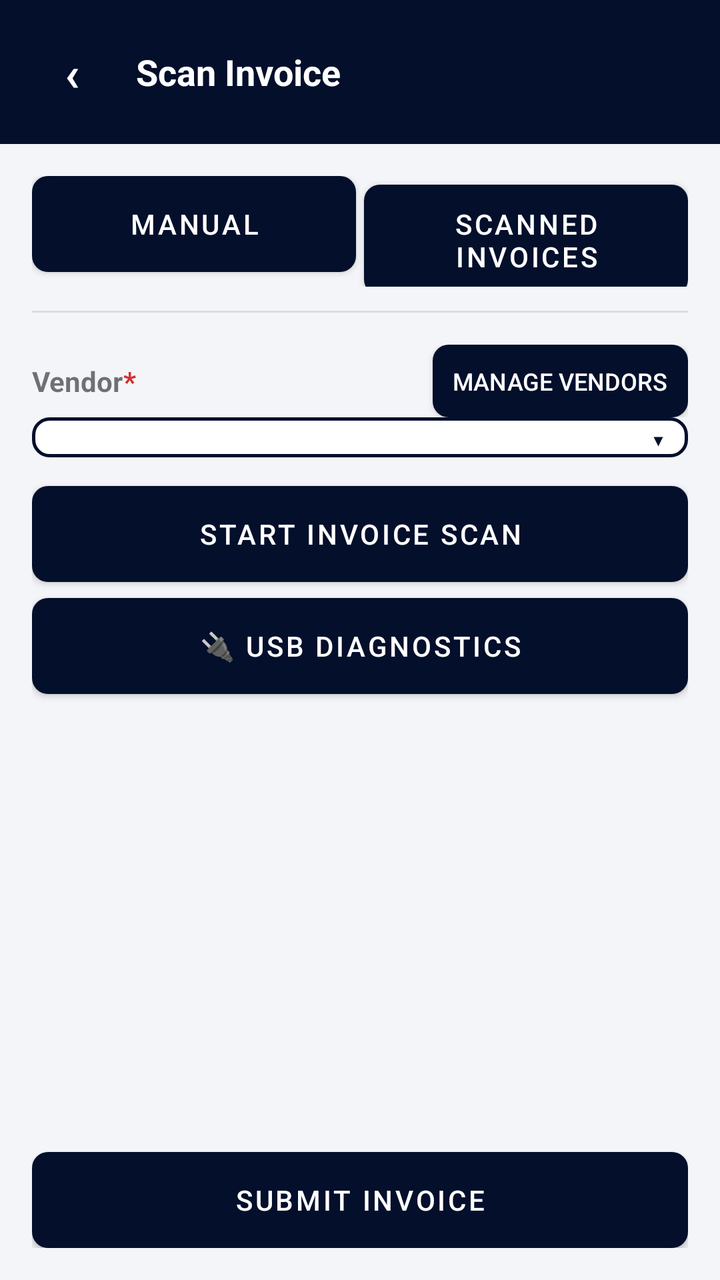
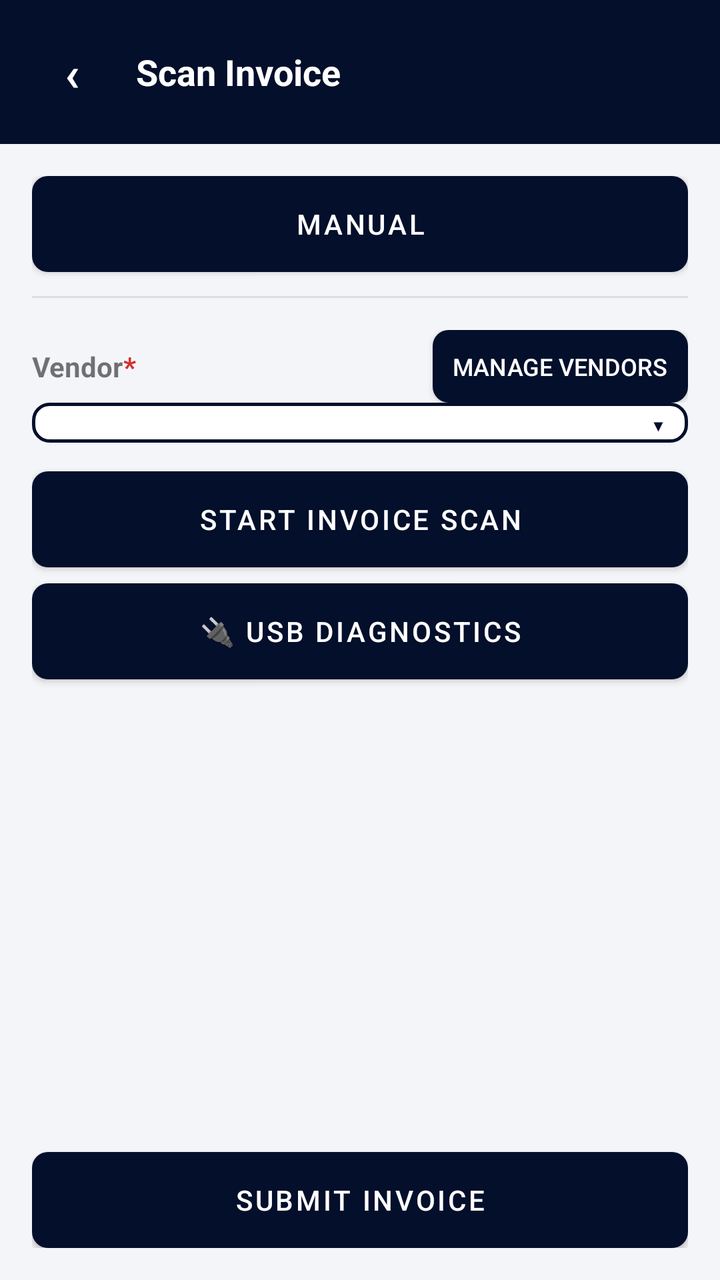

Compare the two renders of this Android layout. The source of the first and the diff that turns it into the second are given below.
<!-- AndroidManifest.xml: activity theme Theme.InvoiceScanner -->
<!-- res/layout/activity_scan.xml -->
<?xml version="1.0" encoding="utf-8"?>
<LinearLayout xmlns:android="http://schemas.android.com/apk/res/android"
    xmlns:tools="http://schemas.android.com/tools"
    android:layout_width="match_parent"
    android:layout_height="match_parent"
    android:orientation="vertical"
    android:background="@color/screen_background">

    <LinearLayout
        android:layout_width="match_parent"
        android:layout_height="wrap_content"
        android:orientation="horizontal"
        android:gravity="center_vertical"
        android:background="@color/purple_primary"
        android:padding="12dp">
        <TextView
            android:id="@+id/textBack"
            android:layout_width="wrap_content"
            android:layout_height="wrap_content"
            android:minWidth="48dp"
            android:minHeight="48dp"
            android:gravity="center"
            android:text="&#8249;"
            android:textColor="@color/white"
            android:textStyle="bold"
            android:textSize="24sp"
            android:clickable="true"
            android:focusable="true" />
        <TextView
            android:layout_width="0dp"
            android:layout_height="wrap_content"
            android:layout_weight="1"
            android:text="Scan Invoice"
            android:textStyle="bold"
            android:textSize="18sp"
            android:textColor="@color/white"
            android:layout_marginStart="8dp" />
    </LinearLayout>

    <LinearLayout
        android:layout_width="match_parent"
        android:layout_height="0dp"
        android:layout_weight="1"
        android:orientation="vertical"
        android:padding="16dp">

    
    <LinearLayout
        android:layout_width="match_parent"
        android:layout_height="wrap_content"
        android:orientation="horizontal">
        <Button
            android:id="@+id/buttonModeManual"
            android:layout_width="0dp"
            android:layout_height="wrap_content"
            android:layout_weight="1"
            android:layout_marginEnd="4dp"
            android:text="Manual"
            android:background="@drawable/bg_button_muted"
            android:textColor="@color/white" />
        
        <Button
            android:id="@+id/linkScannedInvoices"
            android:layout_width="0dp"
            android:layout_height="wrap_content"
            android:layout_weight="1"
            android:text="Scanned Invoices"
            android:background="@drawable/bg_button_muted"
            android:textColor="@color/white" />
    </LinearLayout>

    <View
        android:layout_width="match_parent"
        android:layout_height="1dp"
        android:background="#DDDDDD"
        android:layout_marginTop="12dp"
        android:layout_marginBottom="4dp" />

    <TextView
        android:id="@+id/textPendingInvoice"
        android:layout_width="match_parent"
        android:layout_height="wrap_content"
        android:textColor="@color/purple_dark"
        android:textStyle="bold"
        android:layout_marginTop="8dp"
        android:visibility="gone" />

    
    <LinearLayout
        android:id="@+id/readyForReviewContainer"
        android:layout_width="match_parent"
        android:layout_height="wrap_content"
        android:orientation="vertical"
        android:background="#E8F5E9"
        android:padding="8dp"
        android:layout_marginTop="8dp"
        android:visibility="gone">
        <TextView
            android:id="@+id/textReadyForReviewHeader"
            android:layout_width="match_parent"
            android:layout_height="wrap_content"
            android:textStyle="bold"
            android:textColor="@color/purple_dark" />
        <LinearLayout
            android:id="@+id/readyForReviewList"
            android:layout_width="match_parent"
            android:layout_height="wrap_content"
            android:orientation="vertical" />
    </LinearLayout>

    <LinearLayout
        android:layout_width="match_parent"
        android:layout_height="wrap_content"
        android:orientation="horizontal"
        android:layout_marginTop="12dp"
        android:gravity="center_vertical">
        <TextView
            android:layout_width="wrap_content"
            android:layout_height="wrap_content"
            android:textStyle="bold"
            android:text="Vendor" />
        <TextView
            android:layout_width="0dp"
            android:layout_height="wrap_content"
            android:layout_weight="1"
            android:text="*"
            android:textColor="@color/error_red"
            android:textStyle="bold" />
        <Button
            android:id="@+id/linkManageVendors"
            style="?android:attr/buttonStyleSmall"
            android:layout_width="wrap_content"
            android:layout_height="wrap_content"
            android:text="Manage Vendors"
            android:textColor="@color/white"
            android:textSize="12sp"
            android:background="@drawable/bg_button_muted"
            android:paddingHorizontal="10dp"
            android:minWidth="0dp"
            android:minHeight="0dp" />
    </LinearLayout>

    
    <FrameLayout
        android:layout_width="match_parent"
        android:layout_height="wrap_content">
        <Spinner
            android:id="@+id/spinnerTemplate"
            android:layout_width="match_parent"
            android:layout_height="wrap_content"
            android:background="@drawable/bg_dropdown_field" />
        <TextView
            android:layout_width="wrap_content"
            android:layout_height="wrap_content"
            android:layout_gravity="center_vertical|end"
            android:layout_marginEnd="12dp"
            android:text="&#9662;"
            android:textColor="@color/purple_primary"
            android:textSize="16sp"
            android:clickable="false"
            android:focusable="false" />
    </FrameLayout>

    
    <Button
        android:id="@+id/buttonBrother"
        android:layout_width="match_parent"
        android:layout_height="wrap_content"
        android:layout_marginTop="12dp"
        android:text="START INVOICE SCAN"
        android:background="@drawable/bg_button_primary"
        android:textColor="@color/white" />

    
    <Button
        android:id="@+id/buttonUsbDiagnostics"
        android:layout_width="match_parent"
        android:layout_height="wrap_content"
        android:layout_marginTop="8dp"
        android:text="🔌 USB Diagnostics"
        android:background="@drawable/bg_button_muted"
        android:textColor="@color/white" />

    <androidx.recyclerview.widget.RecyclerView
        android:id="@+id/recyclerPages"
        android:layout_width="match_parent"
        android:layout_height="0dp"
        android:layout_weight="1"
        android:layout_marginTop="12dp"
        android:orientation="horizontal"
        tools:listitem="@layout/item_page_thumbnail" />

    <TextView
        android:id="@+id/textStatus"
        android:layout_width="match_parent"
        android:layout_height="wrap_content"
        android:layout_marginBottom="8dp" />

    <ProgressBar
        android:id="@+id/progressSubmit"
        style="?android:attr/progressBarStyleHorizontal"
        android:layout_width="match_parent"
        android:layout_height="wrap_content"
        android:visibility="gone"
        android:indeterminate="true" />

    <Button
        android:id="@+id/buttonSubmit"
        android:layout_width="match_parent"
        android:layout_height="wrap_content"
        android:text="Submit Invoice"
        android:background="@drawable/bg_button_primary"
        android:textColor="@color/white" />

    </LinearLayout>

</LinearLayout>
<!-- res/layout/item_page_thumbnail.xml (included above) -->
<?xml version="1.0" encoding="utf-8"?>
<LinearLayout xmlns:android="http://schemas.android.com/apk/res/android"
    android:layout_width="110dp"
    android:layout_height="wrap_content"
    android:orientation="vertical"
    android:gravity="center_horizontal"
    android:padding="4dp">

    <FrameLayout
        android:layout_width="100dp"
        android:layout_height="130dp">

        <ImageView
            android:id="@+id/imageThumbnail"
            android:layout_width="match_parent"
            android:layout_height="match_parent"
            android:scaleType="centerCrop"
            android:background="#EEEEEE" />

        <TextView
            android:id="@+id/textAnnotatedBadge"
            android:layout_width="wrap_content"
            android:layout_height="wrap_content"
            android:layout_gravity="top|end"
            android:background="@color/purple_primary"
            android:textColor="@color/white"
            android:text="✎"
            android:paddingHorizontal="6dp"
            android:visibility="gone" />
    </FrameLayout>

    <TextView
        android:id="@+id/textPageNumber"
        android:layout_width="wrap_content"
        android:layout_height="wrap_content"
        android:textSize="12sp"
        android:layout_marginTop="2dp" />

    <LinearLayout
        android:layout_width="wrap_content"
        android:layout_height="wrap_content"
        android:orientation="horizontal">

        <Button
            android:id="@+id/buttonDraw"
            style="?android:attr/buttonStyleSmall"
            android:layout_width="wrap_content"
            android:layout_height="wrap_content"
            android:text="Draw"
            android:textSize="10sp"
            android:background="@drawable/bg_button_muted"
            android:textColor="@color/white" />

        <Button
            android:id="@+id/buttonRemove"
            style="?android:attr/buttonStyleSmall"
            android:layout_width="wrap_content"
            android:layout_height="wrap_content"
            android:text="✕"
            android:textSize="10sp"
            android:background="@drawable/bg_button_danger"
            android:textColor="@color/white" />
    </LinearLayout>

</LinearLayout>
<!-- resources referenced by this layout -->
<resources>
  <color name="error_red">#D32F2F</color>
  <color name="purple_dark">#020A20</color>
  <color name="purple_primary">#030F2B</color>
  <color name="screen_background">#F4F5F8</color>
  <color name="white">#FFFFFFFF</color>
  <!-- drawable bg_button_danger (drawable) -->
  <?xml version="1.0" encoding="utf-8"?>
  <shape xmlns:android="http://schemas.android.com/apk/res/android" android:shape="rectangle">
      <solid android:color="#C62828" />
      <corners android:radius="8dp" />
  </shape>
  <!-- drawable bg_button_muted (drawable) -->
  <?xml version="1.0" encoding="utf-8"?>
  <shape xmlns:android="http://schemas.android.com/apk/res/android" android:shape="rectangle">
      <solid android:color="#6B7280" />
      <corners android:radius="8dp" />
  </shape>
  <!-- drawable bg_button_primary (drawable) -->
  <?xml version="1.0" encoding="utf-8"?>
  <shape xmlns:android="http://schemas.android.com/apk/res/android" android:shape="rectangle">
      <solid android:color="@color/purple_primary" />
      <corners android:radius="8dp" />
  </shape>
  <!-- drawable bg_dropdown_field (drawable) -->
  <?xml version="1.0" encoding="utf-8"?>
  <shape xmlns:android="http://schemas.android.com/apk/res/android" android:shape="rectangle">
      <solid android:color="@color/white" />
      <stroke android:width="1.5dp" android:color="@color/purple_primary" />
      <corners android:radius="8dp" />
      <padding android:left="12dp" android:top="10dp" android:right="36dp" android:bottom="10dp" />
  </shape>
  <style name="Theme.InvoiceScanner" parent="Theme.MaterialComponents.DayNight.NoActionBar">
          <item name="colorPrimary">@color/purple_primary</item>
          <item name="colorPrimaryDark">@color/purple_dark</item>
          <item name="colorAccent">@color/purple_primary</item>
          <item name="android:statusBarColor" tools:targetApi="l">@color/purple_dark</item>
      </style>
</resources>

<!-- the commit's change to res/layout/activity_scan.xml (unified diff, before → after) -->
@@ -45,29 +45,13 @@
         android:padding="16dp">
 
     
-    <LinearLayout
-        android:layout_width="match_parent"
-        android:layout_height="wrap_content"
-        android:orientation="horizontal">
-        <Button
-            android:id="@+id/buttonModeManual"
-            android:layout_width="0dp"
-            android:layout_height="wrap_content"
-            android:layout_weight="1"
-            android:layout_marginEnd="4dp"
-            android:text="Manual"
-            android:background="@drawable/bg_button_muted"
-            android:textColor="@color/white" />
-        
-        <Button
-            android:id="@+id/linkScannedInvoices"
-            android:layout_width="0dp"
-            android:layout_height="wrap_content"
-            android:layout_weight="1"
-            android:text="Scanned Invoices"
-            android:background="@drawable/bg_button_muted"
-            android:textColor="@color/white" />
-    </LinearLayout>
+    <Button
+        android:id="@+id/buttonModeManual"
+        android:layout_width="match_parent"
+        android:layout_height="wrap_content"
+        android:text="Manual"
+        android:background="@drawable/bg_button_muted"
+        android:textColor="@color/white" />
 
     <View
         android:layout_width="match_parent"
